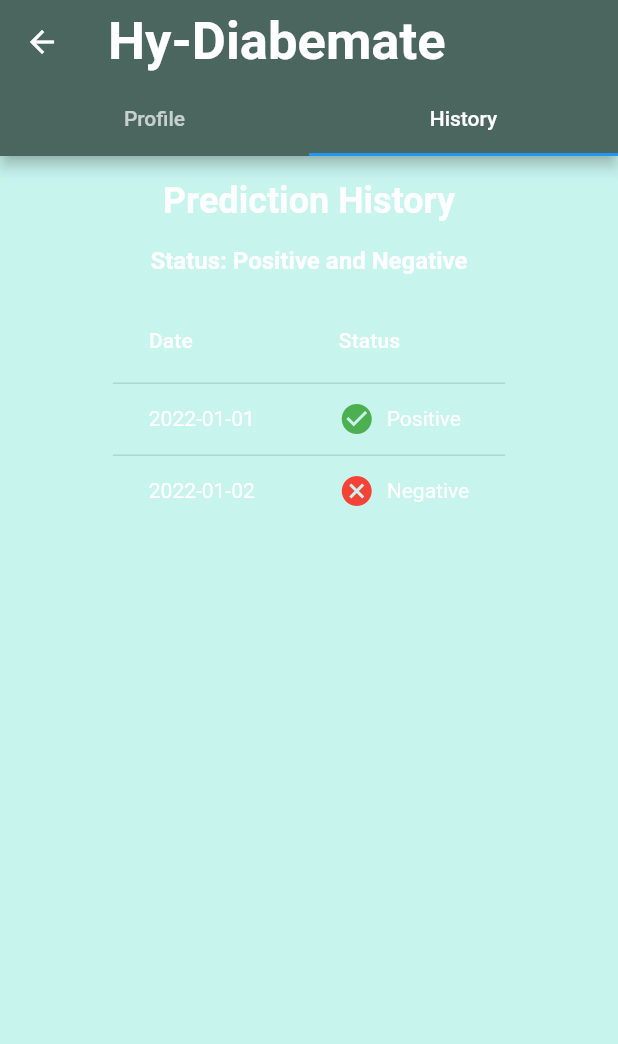
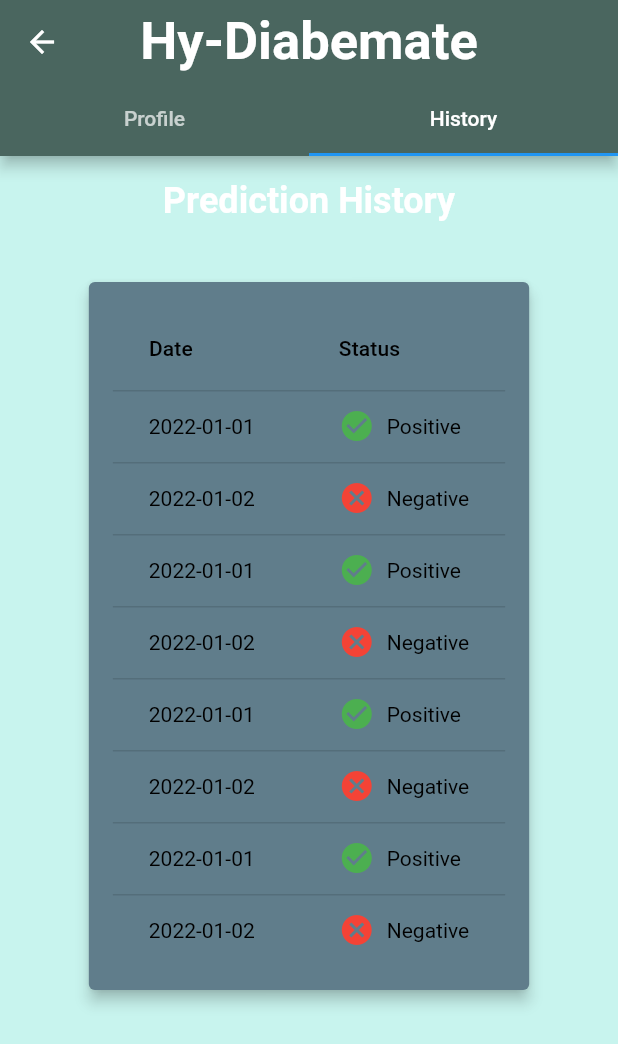
Before and after one commit to Gayan21/FYP_Hy_Diabemate, a Flutter app: the Profile screen opened directly, tab 2 chosen, on a phone screen of 412 x 824 dp. Shown: the top 1044 px of the screen. Run offline on Flutter 3.47's test engine with Material 2 defaults, Android fonts, the phone set to English and light mode, and no system bars; our stand-ins replace cloud_firestore, firebase_auth, firebase_core; accounts and stored records are empty; network calls fail; Roboto replaces fonts that are missing (Satisfy).

```diff
--- a/Fyp_Hy-Diabemate/hy_diabemate_fe/lib/Profile.dart
+++ b/Fyp_Hy-Diabemate/hy_diabemate_fe/lib/Profile.dart
@@ -187,6 +187,7 @@ class _ProfileScreenState extends State<Profile>
       child: Scaffold(
         backgroundColor: Color.fromARGB(57, 7, 204, 178),
         appBar: AppBar(
+           centerTitle: true,
           backgroundColor: Color.fromARGB(255, 74, 102, 95),
           leading: BackButton(
             onPressed: () => Navigator.of(context).pop(),
@@ -317,27 +318,33 @@ Container(
         ),
       ),
       SizedBox(height: 16),
-      Text(
-        'Status: Positive and Negative',
-        style: TextStyle(
-          fontWeight: FontWeight.bold,
-          fontSize: 16,
-          color: Colors.white,
-        ),
-      ),
+      // Text(
+      //   'Status: Positive and Negative',
+      //   style: TextStyle(
+      //     fontWeight: FontWeight.bold,
+      //     fontSize: 16,
+      //     color: Colors.white,
+      //   ),
+      // ),
       SizedBox(height: 16),
-      DataTable(
+      Card(
+        color: Colors.blueGrey,
+        margin: EdgeInsets.all(8),
+        elevation: 4,
+        child: Padding(
+          padding: EdgeInsets.all(16),
+          child: DataTable(
             columns: [
               DataColumn(
-            label: Text('Date', style: TextStyle(color: Colors.white)),
+                label: Text('Date', style: TextStyle(color: Colors.black)),
               ),
               DataColumn(
-            label: Text('Status', style: TextStyle(color: Colors.white)),
+                label: Text('Status', style: TextStyle(color: Colors.black)),
               ),
             ],
             rows: [
               DataRow(cells: [
-            DataCell(Text('2022-01-01', style: TextStyle(color: Colors.white))),
+                DataCell(Text('2022-01-01', style: TextStyle(color: Colors.black))),
                 DataCell(
                   Row(
                     children: [
@@ -346,13 +353,13 @@ Container(
                         color: Colors.green,
                       ),
                       SizedBox(width: 8),
-                  Text('Positive', style: TextStyle(color: Colors.white)),
+                      Text('Positive', style: TextStyle(color: Colors.black)),
                     ],
                   ),
                 ),
               ]),
               DataRow(cells: [
-            DataCell(Text('2022-01-02', style: TextStyle(color: Colors.white))),
+                DataCell(Text('2022-01-02', style: TextStyle(color: Colors.black))),
                 DataCell(
                   Row(
                     children: [
@@ -361,7 +368,97 @@ Container(
                         color: Colors.red,
                       ),
                       SizedBox(width: 8),
-                  Text('Negative', style: TextStyle(color: Colors.white)),
+                      Text('Negative', style: TextStyle(color: Colors.black)),
+                    ],
+                  ),
+                ),
+              ]),
+                  DataRow(cells: [
+                DataCell(Text('2022-01-01', style: TextStyle(color: Colors.black))),
+                DataCell(
+                  Row(
+                    children: [
+                      Icon(
+                        Icons.check_circle,
+                        color: Colors.green,
+                      ),
+                      SizedBox(width: 8),
+                      Text('Positive', style: TextStyle(color: Colors.black)),
+                    ],
+                  ),
+                ),
+              ]),
+               DataRow(cells: [
+                DataCell(Text('2022-01-02', style: TextStyle(color: Colors.black))),
+                DataCell(
+                  Row(
+                    children: [
+                      Icon(
+                        Icons.cancel,
+                        color: Colors.red,
+                      ),
+                      SizedBox(width: 8),
+                      Text('Negative', style: TextStyle(color: Colors.black)),
+                    ],
+                  ),
+                ),
+              ]),
+              DataRow(cells: [
+                DataCell(Text('2022-01-01', style: TextStyle(color: Colors.black))),
+                DataCell(
+                  Row(
+                    children: [
+                      Icon(
+                        Icons.check_circle,
+                        color: Colors.green,
+                      ),
+                      SizedBox(width: 8),
+                      Text('Positive', style: TextStyle(color: Colors.black)),
+                    ],
+                  ),
+                ),
+              ]),
+              DataRow(cells: [
+                DataCell(Text('2022-01-02', style: TextStyle(color: Colors.black))),
+                DataCell(
+                  Row(
+                    children: [
+                      Icon(
+                        Icons.cancel,
+                        color: Colors.red,
+                      ),
+                      SizedBox(width: 8),
+                      Text('Negative', style: TextStyle(color: Colors.black)),
+                    ],
+                  ),
+                ),
+              ]),
+               DataRow(cells: [
+                DataCell(Text('2022-01-01', style: TextStyle(color: Colors.black))),
+                DataCell(
+                  Row(
+                    children: [
+                      Icon(
+                        Icons.check_circle,
+                        color: Colors.green,
+                      ),
+                      SizedBox(width: 8),
+                      Text('Positive', style: TextStyle(color: Colors.black)),
+                    ],
+                  ),
+                ),
+              ]),
+              DataRow(cells: [
+                DataCell(Text('2022-01-02', style: TextStyle(color: Colors.black))),
+                DataCell(
+                  Row(
+                    children: [
+                      Icon(
+                        Icons.cancel,
+                        color: Colors.red,
+                      ),
+                      SizedBox(width: 8),
+                      Text('Negative', style: TextStyle(color: Colors.black)),
                     ],
                   ),
                 ),
@@ -369,9 +466,12 @@ Container(
               // Add more rows for additional history data
             ],
           ),
+        ),
+      ),
     ],
   ),
 )
+
 
 
             // Center(
```
Lines whose indentation alone changed are shown as unchanged.
